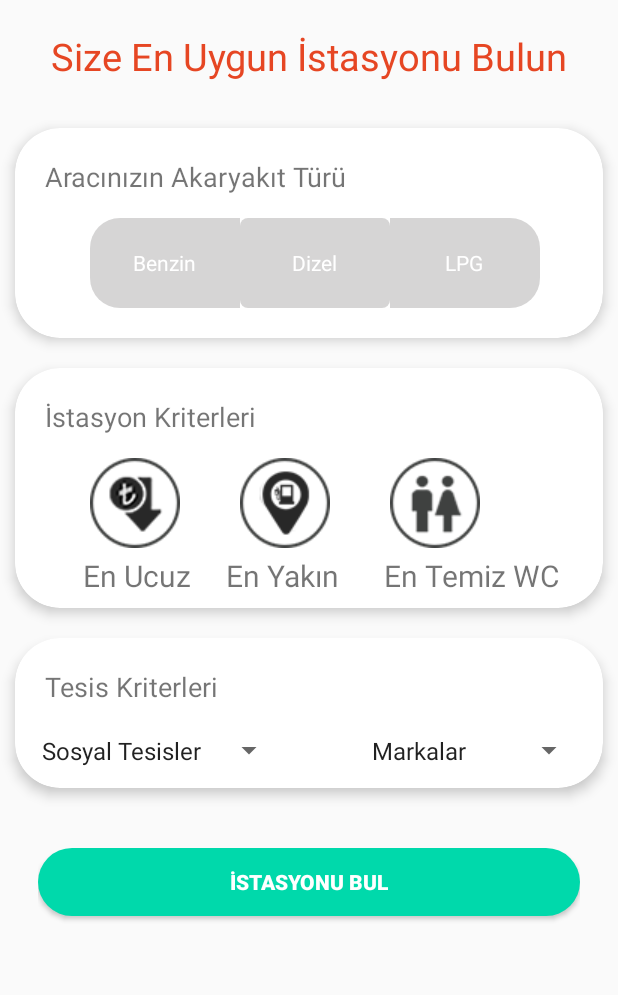
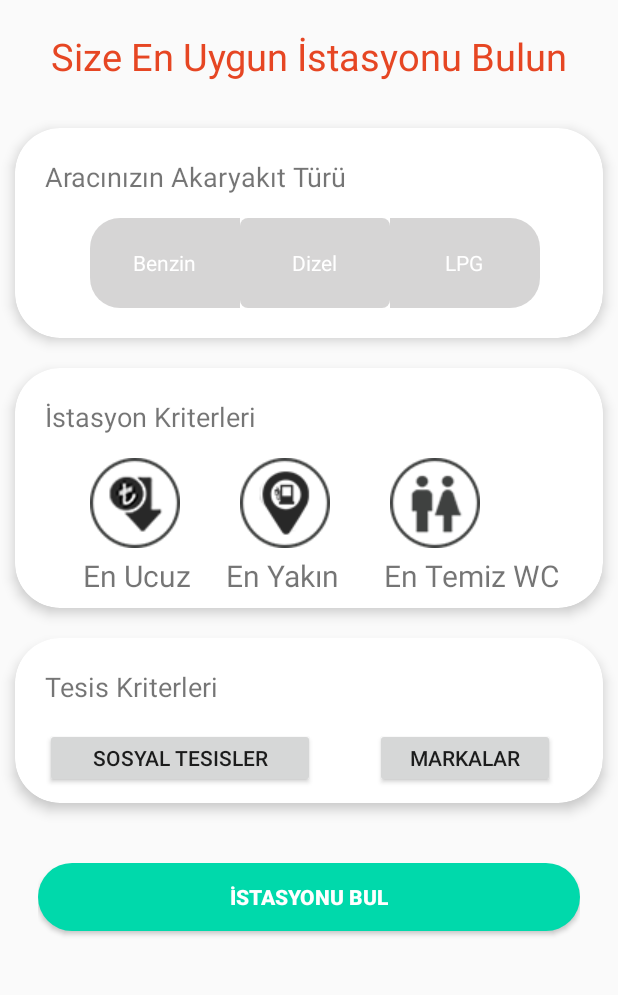
Before and after one commit to mazotDevoloper/mazotApp, an Android app: the FindStationActivity screen opened directly, with no data from a screen before it, on a phone screen of 412 x 824 dp, the part 83-1078 px from its top. Run offline under Robolectric (Android 15) with nearby library versions, the phone set to English and light mode, and no system bars.

Commit message:
list and  findStation v:1.0

```diff
--- a/app/src/main/java/com/mazotapp/mazotapp/FindStationActivity.java
+++ b/app/src/main/java/com/mazotapp/mazotapp/FindStationActivity.java
@@ -16,11 +16,10 @@ import android.widget.Toast;
 
 public class FindStationActivity extends AppCompatActivity {
 
-     Button btnFindStation;
+     Button btnFindStation,btnSocialFacility,btnBrands;
      ImageView backIcon;
      CheckBox cbLowPrice,cbDistance,cbBestToilet;
      RadioGroup rgCarFuel;
-     Spinner spStationBrands,spStationFacilities;
      RadioButton rbGasoline,rbDiesel,rbLPG,rb;
      Boolean boolGasoline,boolDiesel,boolLPG,boolLowPrice,boolDistance,boolToilet,boolAirWater,boolMarket,boolRestaurant,boolATM,boolOpet,boolShell,
              boolTotal,boolBp,boolPetrolOffice,boolAytemiz,boolEnergy,boolSpNothingBrands,boolSpNothingFacilities;
@@ -39,6 +38,10 @@ public class FindStationActivity extends AppCompatActivity {
         boolToilet =  false;
 
 
+
+
+        btnBrands = findViewById(R.id.btnBrands);
+        btnSocialFacility = findViewById(R.id.btnSocialFacility);
         btnFindStation = findViewById(R.id.btnFindStation);
 
         backIcon = findViewById(R.id.imgBack_icon);
@@ -49,88 +52,27 @@ public class FindStationActivity extends AppCompatActivity {
 
         rgCarFuel = findViewById(R.id.rgCarFuel);
 
-        spStationBrands = findViewById(R.id.spStationBrands);
-        spStationFacilities = findViewById(R.id.spStationFacility);
-
-        //spinner yani seçilebilir liste için adaptör tanımlıyorum ve onu kullanıyorum
-
-        ArrayAdapter stBrandsAdapter = ArrayAdapter.createFromResource(this,R.array.brands,android.R.layout.simple_spinner_item);
-        stBrandsAdapter.setDropDownViewResource(android.R.layout.simple_spinner_dropdown_item);
-        spStationBrands.setAdapter(stBrandsAdapter);
-
-        ArrayAdapter stFacilitiesAdapter = ArrayAdapter.createFromResource(this,R.array.facilities,android.R.layout.simple_spinner_item);
-        stFacilitiesAdapter.setDropDownViewResource(android.R.layout.simple_spinner_dropdown_item);
-        spStationFacilities.setAdapter(stFacilitiesAdapter);
-
-
-        //seçilebilir listeden hangisini seçtiyse ona göre listeleme yapıyorum
-
-        spStationBrands.setOnItemSelectedListener(new AdapterView.OnItemSelectedListener() {
-            @Override
-            public void onItemSelected(AdapterView<?> parent, View view, int position, long id) {
-                String[] brandsArray = getResources().getStringArray(R.array.brands);
-
-                if(brandsArray[position].equals("Opet")){
-                    boolOpet = true;
-                }
-                if(brandsArray[position].equals("Shell")){
-                    boolShell = true;
-                }
-                if(brandsArray[position].equals("Petrol Ofisi")){
-                    boolPetrolOffice = true;
-                }
-                if(brandsArray[position].equals("Bp")){
-                    boolBp = true;
-                }
-                if(brandsArray[position].equals("Total")){
-                    boolTotal = true;
-                }
-                if(brandsArray[position].equals("Energy")){
-                    boolEnergy = true;
-                }
-                if(brandsArray[position].equals("Aytemiz")){
-                    boolAytemiz = true;
-                }
-
-            }
-
-            @Override
-            public void onNothingSelected(AdapterView<?> parent) {
-                boolSpNothingBrands = true;
-            }
-        });
-
-        spStationFacilities.setOnItemSelectedListener(new AdapterView.OnItemSelectedListener() {
-            @Override
-            public void onItemSelected(AdapterView<?> parent, View view, int position, long id) {
-                String[] facilitiesArray = getResources().getStringArray(R.array.facilities);
-
-                if(facilitiesArray[position].equals("Market")){
-                    boolMarket = true;
-                }
-                if(facilitiesArray[position].equals("ATM")){
-                    boolATM = true;
-                }
-                if(facilitiesArray[position].equals("Hava ve su")){
-                    boolAirWater = true;
-                }
-                if(facilitiesArray[position].equals("Restaurant")){
-                    boolRestaurant = true;
-                }
-
-            }
-
-            @Override
-            public void onNothingSelected(AdapterView<?> parent) {
-                boolSpNothingFacilities = true;
-            }
-        });
-
         backIcon.setOnClickListener(new View.OnClickListener() {
             @Override
             public void onClick(View v) {
                 Intent intenthome = new Intent(FindStationActivity.this,HomeActivity.class);
                 startActivity(intenthome);
+            }
+        });
+
+        btnSocialFacility.setOnClickListener(new View.OnClickListener() {
+            @Override
+            public void onClick(View v) {
+                Intent intentChooseFacility = new Intent(FindStationActivity.this,ChooseSocialFacility.class);
+                startActivity(intentChooseFacility);
+            }
+        });
+
+        btnBrands.setOnClickListener(new View.OnClickListener() {
+            @Override
+            public void onClick(View v) {
+                Intent intentChooseBrands = new Intent(FindStationActivity.this,ChooseBrands.class);
+                startActivity(intentChooseBrands);
             }
         });
 
--- a/app/src/main/java/com/mazotapp/mazotapp/StationListActivity.java
+++ b/app/src/main/java/com/mazotapp/mazotapp/StationListActivity.java
@@ -57,7 +57,7 @@ public class StationListActivity extends AppCompatActivity {
 
         //istasyon ekleme
 
-        if(boolLowPrice || !boolDistance || !boolToilet) {
+        if(boolLowPrice && !boolDistance && !boolToilet) {
             addStation.add(new StationModel(R.drawable.energy_logo, R.drawable.energy_kesan_photo, "ENERGY  merkez KEŞAN Petrol", fuelType + " fiyatı: 6,08tl", "Mesafe:1.8km", "ENERGY Şişli akaryakıt istasyonu, 24 saat hizmet vermektedir. Akaryakıt istasyonunda market, hava ve su makinesi, tuvalet ve yağ değişimi bulunmaktadır.", 41.055653, 28.809547));
             addStation.add(new StationModel(R.drawable.aytemiz_logo, R.drawable.aytemiz_sisli_photo, "AYTEMİZ   ŞİŞLİ Petrol ", fuelType + " fiyatı: 6.81tl", "Mesafe:2.9km", "AYTEMİZ Şişli akaryakıt istasyonunda market, oto yıkama, hava ve su makinesi, tuvalet bulunmaktadır.", 41.058522, 28.965656));
             addStation.add(new StationModel(R.drawable.opet_logo, R.drawable.opet_gurcan_photo, "OPET  GÜRCAN Petrol", fuelType + " fiyatı: 6.83tl", "Mesafe:3.8km", "OPET Şişli akaryakıt istasyonu, 24 saat hizmet vermektedir. Akaryakıt istasyonunda market, hava ve su makinesi, tuvalet, engelli tuvaleti, bebek bakım ünitesi bulunmaktadır.", 41.048434, 28.984981));
@@ -69,7 +69,7 @@ public class StationListActivity extends AppCompatActivity {
             addStation.add(new StationModel(R.drawable.petrol_ofisi_logo, R.drawable.petrolofisi_orsay_photo, "Petrol Ofisi ORSAY", fuelType + " fiyatı: 6.89tl", "Mesafe:2.2km", "Petrol Ofisi Şişli akaryakıt istasyonu, 24 saat hizmet vermektedir. Akaryakıt istasyonunda yıkama makinesi, hava ve su makinesi, tuvalet bulunmaktadır.", 41.047798, 28.968614));
             addStation.add(new StationModel(R.drawable.shell_logo, R.drawable.shell_as_photo, "Shell AS Petrol ", fuelType + " fiyatı: 6.92tl", "Mesafe:8.8km", "Shell Şişli akaryakıt istasyonu, 24 saat hizmet vermektedir. Akaryakıt istasyonunda market, tuvalet bulunmaktadır.", 41.065717, 29.002209));
         }
-        if(boolDistance || !boolToilet || !boolLowPrice){
+        if(boolDistance && !boolToilet && !boolLowPrice){
             addStation.add(new StationModel(R.drawable.opet_logo, R.drawable.opet_kampet_photo, "OPET  KAMPET GÜRCAN Petrol ", fuelType + " fiyatı: 6.84tl", "Mesafe:1.1km", "OPET Şişli akaryakıt istasyonu, 24 saat hizmet vermektedir. Akaryakıt istasyonunda market, restoran, fast food restoranı, hava ve su makinesi, tuvalet, engelli tuvaleti, bebek bakım ünitesi bulunmaktadır.", 41.065662, 28.987355));
             addStation.add(new StationModel(R.drawable.energy_logo, R.drawable.energy_kesan_photo, "ENERGY  merkez KEŞAN Petrol", fuelType + " fiyatı: 6,08tl", "Mesafe:1.8km", "ENERGY Şişli akaryakıt istasyonu, 24 saat hizmet vermektedir. Akaryakıt istasyonunda market, hava ve su makinesi, tuvalet ve yağ değişimi bulunmaktadır.", 41.055653, 28.809547));
             addStation.add(new StationModel(R.drawable.petrol_ofisi_logo, R.drawable.petrolofisi_orsay_photo, "Petrol Ofisi ORSAY", fuelType + " fiyatı: 6.89tl", "Mesafe:2.2km", "Petrol Ofisi Şişli akaryakıt istasyonu, 24 saat hizmet vermektedir. Akaryakıt istasyonunda yıkama makinesi, hava ve su makinesi, tuvalet bulunmaktadır.", 41.047798, 28.968614));
@@ -81,7 +81,7 @@ public class StationListActivity extends AppCompatActivity {
             addStation.add(new StationModel(R.drawable.opet_logo, R.drawable.opet_mehmetcik_photo, "OPET   MEHMETÇİK Petrol ", fuelType + " fiyatı: 6.88tl", "Mesafe:6.8km", "OPET Şişli akaryakıt istasyonu, 24 saat hizmet vermektedir. Akaryakıt istasyonunda market, hava ve su makinesi, tuvalet, engelli tuvaleti, bebek bakım ünitesi bulunmaktadır.", 41.107400, 29.015091));
             addStation.add(new StationModel(R.drawable.shell_logo, R.drawable.shell_as_photo, "Shell AS Petrol ", fuelType + " fiyatı: 6.92tl", "Mesafe:8.8km", "Shell Şişli akaryakıt istasyonu, 24 saat hizmet vermektedir. Akaryakıt istasyonunda market, tuvalet bulunmaktadır.", 41.065717, 29.002209));
         }
-        if(boolToilet || !boolDistance || !boolLowPrice){
+        if(boolToilet && !boolDistance && !boolLowPrice){
             addStation.add(new StationModel(R.drawable.aytemiz_logo, R.drawable.aytemiz_sisli_photo, "AYTEMİZ   ŞİŞLİ Petrol ", fuelType + " fiyatı: 6.81tl", "Mesafe:2.9km", "AYTEMİZ Şişli akaryakıt istasyonunda market, oto yıkama, hava ve su makinesi, tuvalet bulunmaktadır.", 41.058522, 28.965656));
             addStation.add(new StationModel(R.drawable.bp_logo, R.drawable.bp_turer_photo, "BP TURER Petrol", fuelType + " fiyatı: 6.85tl", "Mesafe:2.5km", "BP Şişli akaryakıt istasyonu, 24 saat hizmet vermektedir. Akaryakıt istasyonunda market, oto yıkama, hava ve su makinesi, tuvalet bulunmaktadır. Kapsamlı bir market ürün içeriği sunan c-store da bulunmaktadır.", 41.056920, 28.996398));
             addStation.add(new StationModel(R.drawable.opet_logo, R.drawable.opet_gurcan_photo, "OPET  GÜRCAN Petrol", fuelType + " fiyatı: 6.83tl", "Mesafe:3.8km", "OPET Şişli akaryakıt istasyonu, 24 saat hizmet vermektedir. Akaryakıt istasyonunda market, hava ve su makinesi, tuvalet, engelli tuvaleti, bebek bakım ünitesi bulunmaktadır.", 41.048434, 28.984981));
--- a/app/src/main/res/layout/activity_find_station.xml
+++ b/app/src/main/res/layout/activity_find_station.xml
@@ -202,14 +202,14 @@
     <LinearLayout
         android:id="@+id/stArrays"
         android:layout_width="match_parent"
-        android:layout_height="130dp"
+        android:layout_height="140dp"
         android:layout_below="@+id/stCriteria"
         android:orientation="vertical">
 
         <android.support.v7.widget.CardView xmlns:card_view="http://schemas.android.com/apk/res-auto"
             android:id="@+id/card_viewArray"
             android:layout_width="match_parent"
-            android:layout_height="100dp"
+            android:layout_height="110dp"
             android:layout_gravity="center"
             android:layout_marginEnd="10dp"
             android:layout_marginStart="10dp"
@@ -231,16 +231,19 @@
                 android:layout_marginLeft="10dp"
                 android:layout_marginTop="60dp">
 
-                <Spinner
-                    android:id="@+id/spStationFacility"
-                    android:layout_width="170dp"
-                    android:layout_height="30dp" />
+                <Button
+                    android:layout_width="180dp"
+                    android:id="@+id/btnSocialFacility"
+                    android:text="@string/socialFacilityB"
+                    android:layout_marginLeft="10dp"
+                    android:layout_height="40dp" />
 
-                <Spinner
-                    android:id="@+id/spStationBrands"
-                    android:layout_width="150dp"
-                    android:layout_height="30dp"
-                    android:layout_marginLeft="50dp" />
+                <Button
+                    android:layout_width="120dp"
+                    android:id="@+id/btnBrands"
+                    android:text="@string/brandsB"
+                    android:layout_marginLeft="40dp"
+                    android:layout_height="40dp" />
 
             </LinearLayout>
         </android.support.v7.widget.CardView>
--- a/app/src/main/res/values/strings.xml
+++ b/app/src/main/res/values/strings.xml
@@ -36,31 +36,21 @@
     <string name="homeFragmentT">Sizi sevenler var lütfen emniyet kemerinizi bağlayın </string>
     <string name="nearStation">En Yakın Istasyon </string>
     <string name="mostUseStations">En Sık Kullanılanlar </string>
+    <string name="socialFacilityB">Sosyal Tesisler </string>
+    <string name="brandsB">Markalar </string>
+    <string name="Opet">Opet </string>
+    <string name="Aytemiz">Aytemiz </string>
+    <string name="Shell">Shell </string>
+    <string name="Total">Total </string>
+    <string name="Petrol_Ofisi">Petrol Ofisi </string>
+    <string name="Air_water">Hava\su </string>
+    <string name="Market">Market </string>
+    <string name="Restaurant">Restaurant </string>
+    <string name="ATM">ATM </string>
+    <string name="Bp">Bp </string>
+    <string name="Energy">Energy </string>
+    <string name="ConfirmB">Onayla </string>
 
 
 
-    <string-array name="brands">
-
-        <item>Markalar</item>
-        <item>Opet</item>
-        <item>Shell</item>
-        <item>Petrol Ofisi</item>
-        <item>Aytemiz</item>
-        <item>Energy</item>
-        <item>Bp</item>
-        <item>Total</item>
-
-    </string-array>
-
-    <string-array name="facilities">
-
-        <item>Sosyal Tesisler</item>
-        <item>Hava ve su</item>
-        <item>Market</item>
-        <item>Restaurant</item>
-        <item>ATM</item>
-
-    </string-array>
-
-
 </resources>
```
Also changed, not shown: app/src/main/AndroidManifest.xml (+11 -12 lines), app/src/main/java/com/mazotapp/mazotapp/ChooseBrands.java (added, +13 -0 lines), app/src/main/java/com/mazotapp/mazotapp/ChooseSocialFacility.java (added, +69 -0 lines), app/src/main/res/layout/activity_choose_brands.xml (added, +9 -0 lines), app/src/main/res/layout/activity_choose_social_facility.xml (added, +55 -0 lines).
